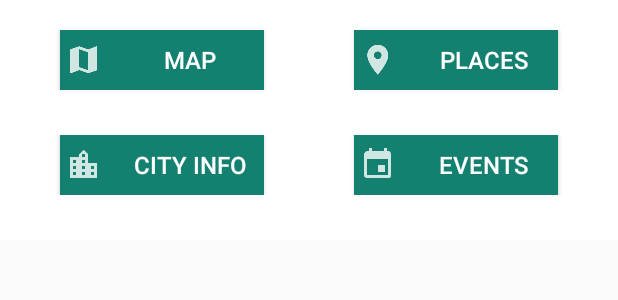
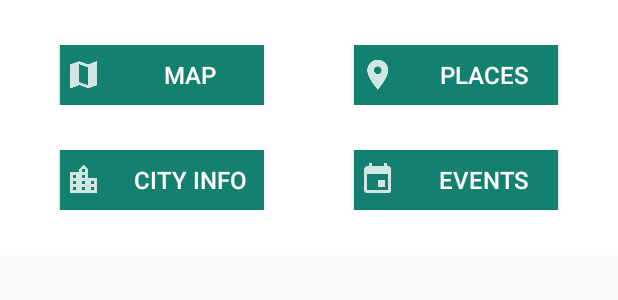
Before and after one commit to M7Arman/Gambit, an Android app: the layout buttons_bar.xml on its own in the app's theme, with its tools: preview values and no code run, on a phone screen of 412 x 824 dp. Shown: the top 300 px of the screen. Run offline under Robolectric (Android 15) with nearby library versions, the phone set to English and light mode, and no system bars.

Commit message:
Improved Buttons Bar style

```diff
--- a/app/src/main/res/layout/buttons_bar.xml
+++ b/app/src/main/res/layout/buttons_bar.xml
@@ -1,21 +1,11 @@
 <?xml version="1.0" encoding="utf-8"?>
 <LinearLayout xmlns:android="http://schemas.android.com/apk/res/android"
 android:layout_width="match_parent"
-    android:layout_height="wrap_content">
-
-    <LinearLayout
-    xmlns:android="http://schemas.android.com/apk/res/android"
-    android:layout_width="match_parent"
 android:layout_height="wrap_content"
 android:orientation="vertical"
-    android:background="@color/buttonsBarBackgroundColor"
-    android:elevation="8dp">
+android:background="@color/buttonsBarBackgroundColor">
 
-        <LinearLayout
-        android:layout_width="match_parent"
-        android:layout_height="wrap_content"
-        android:layout_centerHorizontal="true"
-        android:layout_marginTop="20dp">
+    <LinearLayout style="@style/ButtonsBarLine">
 
         <Button
             style="@style/CustomButton"
@@ -34,11 +24,7 @@
 
     </LinearLayout>
 
-        <LinearLayout
-        android:layout_width="match_parent"
-        android:layout_height="wrap_content"
-        android:layout_centerHorizontal="true"
-        android:layout_marginTop="30dp"
+    <LinearLayout style="@style/ButtonsBarLine"
         android:layout_marginBottom="30dp">
 
         <Button
@@ -59,4 +45,3 @@
     </LinearLayout>
 
 </LinearLayout>
-</LinearLayout>
--- a/app/src/main/res/layout/card_view.xml
+++ b/app/src/main/res/layout/card_view.xml
@@ -10,8 +10,7 @@
     android:layout_marginLeft="20dp"
     android:layout_marginRight="20dp"
     android:layout_marginTop="20dp"
-    android:layout_marginBottom="20dp"
-    >
+    android:layout_marginBottom="20dp">
 
     <LinearLayout
         android:layout_width="match_parent"
--- a/app/src/main/res/values/styles.xml
+++ b/app/src/main/res/values/styles.xml
@@ -28,4 +28,11 @@
         <item name="android:minWidth">0dp</item>
     </style>
 
+    <style name="ButtonsBarLine">
+        <item name="android:layout_width">match_parent</item>
+        <item name="android:layout_height">wrap_content</item>
+        <item name="android:layout_centerHorizontal">true</item>
+        <item name="android:layout_marginTop">30dp</item>
+    </style>
+
 </resources>
```
Lines whose indentation alone changed are shown as unchanged.
